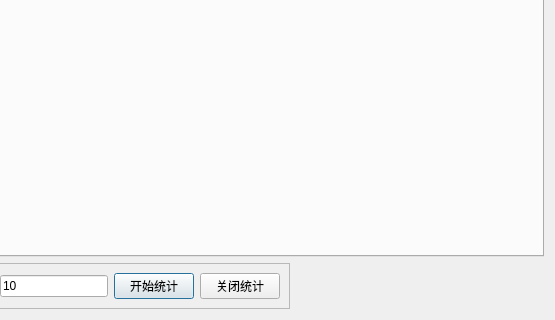
First picture: the form in statisticsdialog.ui, repository heathen557/show3DPointCloud, before the edit; both pictures show x 341 to 896 and y 555 to 875 of the 896 by 875 pixel window.
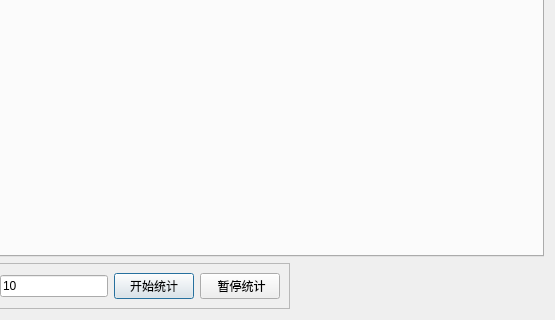
Second picture: the form after the edit. Icons and pictures are not drawn.

Patch:
```diff
--- a/statisticsdialog.ui
+++ b/statisticsdialog.ui
@@ -177,7 +177,7 @@
         <item row="0" column="2">
          <widget class="QPushButton" name="start_pushButton_2">
           <property name="text">
-           <string>关闭统计</string>
+           <string> 暂停统计</string>
           </property>
          </widget>
         </item>
```
